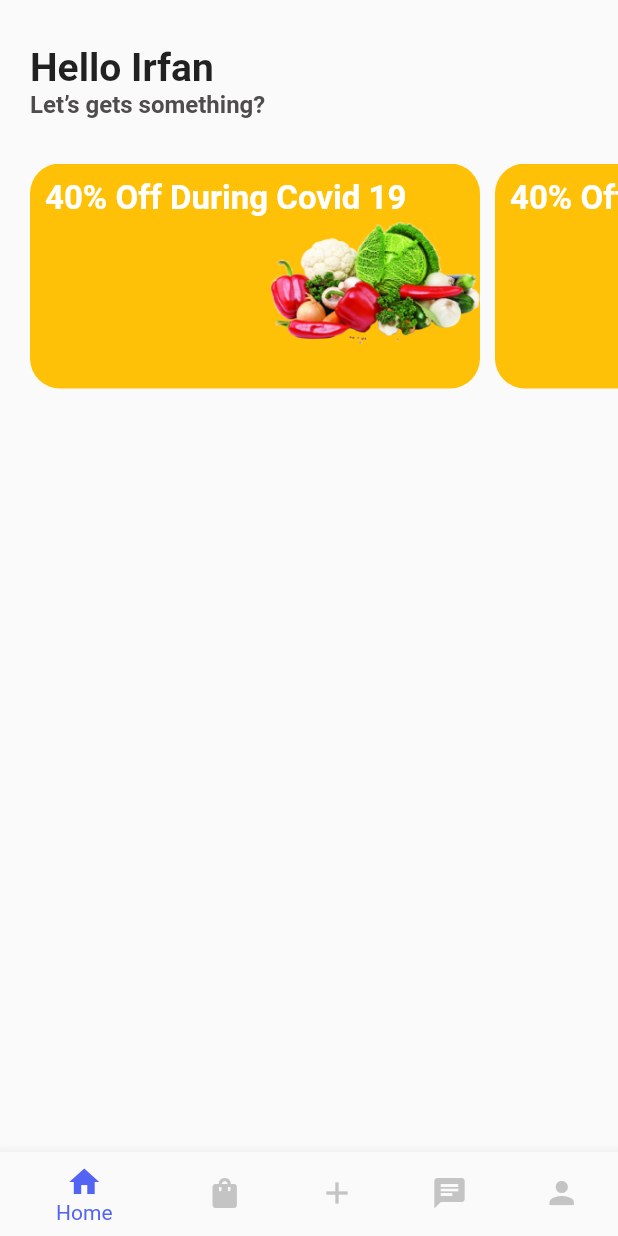
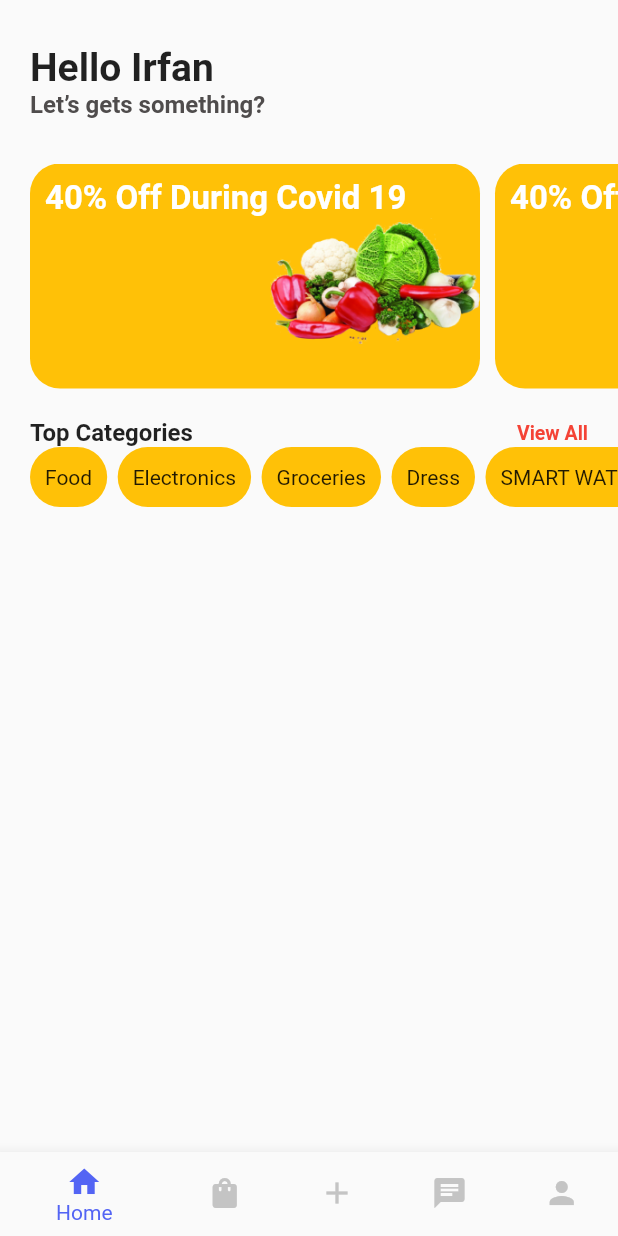
Before and after one commit to irfan701/Flutter, a Flutter app: the screen it shows after launch, on a phone screen of 412 x 824 dp. Run offline on Flutter 3.47's test engine with Material 2 defaults, Android fonts, the light colour scheme and no system bars.

Commit message:
ListView.Builder
ListView.Builder

```diff
--- a/bin/day4/first_app/lib/pages/home.dart
+++ b/bin/day4/first_app/lib/pages/home.dart
@@ -2,7 +2,14 @@ import 'package:flutter/material.dart';
 import 'package:flutter/rendering.dart';
 
 class HomeScreen extends StatelessWidget {
-  const HomeScreen({Key? key}) : super(key: key);
+  List<String> _categories = [
+    'Food',
+    'Electronics',
+    'Groceries',
+    'Dress',
+    'SMART WATCH',
+    "SOAP"
+  ];
 
   @override
   Widget build(BuildContext context) {
@@ -117,6 +124,49 @@ class HomeScreen extends StatelessWidget {
                   ],
                 ),
               ),
+              SizedBox(
+                height: 20,
+              ),
+              Row(
+                mainAxisAlignment: MainAxisAlignment.spaceBetween,
+                children: [
+                  Text("Top Categories",
+                      style:
+                          TextStyle(fontSize: 16, fontWeight: FontWeight.w600)),
+                  Padding(
+                    padding: const EdgeInsets.only(right: 20),
+                    child: Text("View All",
+                        style: TextStyle(
+                            fontSize: 13,
+                            fontWeight: FontWeight.w600,
+                            color: Colors.red)),
+                  ),
+                ],
+              ),
+              Container(
+                height: 40,
+                child: ListView.builder(
+                    scrollDirection: Axis.horizontal,
+                    itemCount: _categories.length,
+                    itemBuilder: (context, index) {
+                      return Padding(
+                        padding: EdgeInsets.only(right: 7),
+                        child: Container(
+                          height: 30,
+                          // width: 80,
+                          decoration: BoxDecoration(
+                              color: Colors.amber,
+                              borderRadius:
+                                  BorderRadius.all(Radius.circular(50))),
+                          child: Center(
+                              child: Padding(
+                            padding: const EdgeInsets.only(left: 10, right: 10),
+                            child: Text(_categories[index]),
+                          )),
+                        ),
+                      );
+                    }),
+              )
             ],
             crossAxisAlignment: CrossAxisAlignment.start,
           ),
```
